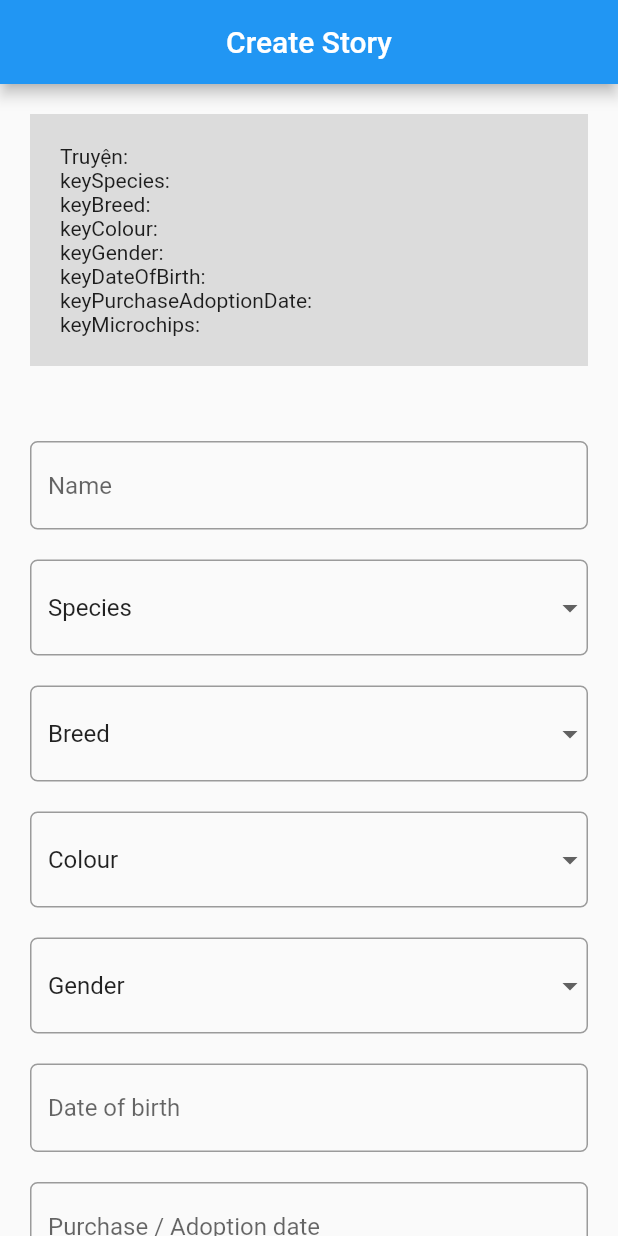
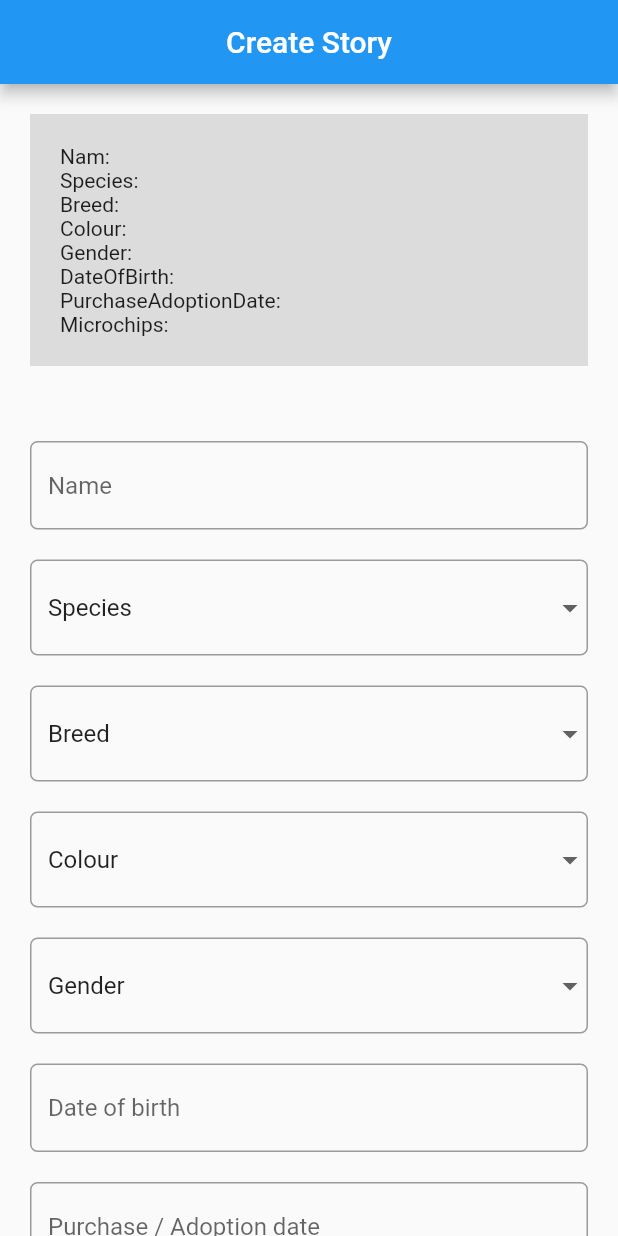
Before and after one commit to ducthuan1202/flutter-demo, a Flutter app: the screen it shows after launch, on a phone screen of 412 x 824 dp. Run offline on Flutter 3.47's test engine with Material 2 defaults, Android fonts, the phone set to English and light mode, and no system bars; our stand-ins replace flutter_dotenv, graphql_flutter; network calls fail.

Commit message:
update code

```diff
--- a/lib/main.dart
+++ b/lib/main.dart
@@ -1,7 +1,7 @@
 import 'package:flutter/material.dart';
 import 'package:graphql_flutter/graphql_flutter.dart';
 import 'package:untitled/constants.dart';
-import 'package:untitled/story/create.dart';
+import 'package:untitled/screens/story/create.dart';
 import 'package:untitled/utils/graphql.dart';
 import 'package:flutter_dotenv/flutter_dotenv.dart';
 
--- a/lib/story/create.dart
+++ b/lib/screens/story/create.dart
@@ -1,5 +1,5 @@
 import 'package:flutter/material.dart';
-import 'package:untitled/story/partials/form.dart';
+import 'package:untitled/screens/story/partials/form.dart';
 
 class StoryCreateScreen extends StatefulWidget {
   const StoryCreateScreen({Key? key}) : super(key: key);
--- a/lib/story/partials/form.dart
+++ b/lib/screens/story/partials/form.dart
@@ -1,5 +1,4 @@
 import 'package:flutter/material.dart';
-import 'package:graphql_flutter/graphql_flutter.dart';
 import 'package:untitled/constants.dart';
 import 'package:untitled/graphql/queries/countries.dart';
 import 'package:untitled/utils/form_helpers.dart';
@@ -29,8 +28,8 @@ class StoryForm extends StatefulWidget {
 
 class _StoryFormState extends State<StoryForm> {
   final _formKey = GlobalKey<FormState>();
-  final _hashtagInputController = TextEditingController();
-
+  final _microchipInputController = TextEditingController();
+  List<Map<String, String>> countriesData = [];
   String? formValidateStatus;
 
   Map<String, dynamic> formData = {
@@ -44,8 +43,6 @@ class _StoryFormState extends State<StoryForm> {
     'microchip': '',
     'microchips': <String> [],
   };
-
-  List<Map<String, String>> countriesData = [];
 
   void handleSubmitForm(){
     final msg = _formKey.currentState!.validate() ? 'ok' : 'fail';
@@ -66,18 +63,18 @@ class _StoryFormState extends State<StoryForm> {
       setState(() {
         formData['microchips'] = [...formData['microchips'], value];
         formData['microchip'] = '';
-        _hashtagInputController.clear();
+        _microchipInputController.clear();
       });
     }
   }
 
   void handleRemoveMicrochip(String item){
-    final data = formData['hashtags'] as List;
+    final data = formData['microchips'] as List;
     final index = data.indexWhere((element) => element == item);
     if(index >= 0){
       data.removeAt(index);
       setState(() {
-        formData['hashtags'] = data;
+        formData['microchips'] = data;
       });
     }
   }
@@ -98,6 +95,31 @@ class _StoryFormState extends State<StoryForm> {
     }
   }
 
+
+  void getDropdownDataFromNetwork() async{
+    final data = await Future.wait([
+      getCountriesFromNetwork(),
+    ]);
+
+  }
+
+  List<Widget> renderMicrochips(){
+
+    final data = formData['microchips'] as List;
+
+    return data.map((dynamic item){
+      return Container(
+        margin: EdgeInsets.all(5.0),
+        child: Chip(
+          label: Text(item),
+          onDeleted: () => handleRemoveMicrochip(item),
+          deleteButtonTooltipMessage: 'remove $item ?',
+        ),
+      );
+    }).toList();
+
+  }
+
   @override
   void initState() {
     // TODO: implement initState
@@ -109,7 +131,7 @@ class _StoryFormState extends State<StoryForm> {
   void dispose() {
     // TODO: implement dispose
     super.dispose();
-    _hashtagInputController.dispose();
+    _microchipInputController.dispose();
   }
 
   @override
@@ -125,19 +147,7 @@ class _StoryFormState extends State<StoryForm> {
     final keyMicrochip = 'microchip';
     final keyMicrochips = 'microchips';
 
-    List<Widget> microchipsWidget = [];
-    formData[keyMicrochips].forEach((item){
-      microchipsWidget.add(
-          Container(
-            margin: EdgeInsets.all(5.0),
-            child: Chip(
-              label: Text(item),
-              onDeleted: () => handleRemoveMicrochip(item),
-              deleteButtonTooltipMessage: 'remove $item ?',
-            ),
-          )
-      );
-    });
+    final microchipsWidget = renderMicrochips();
 
     return Container(
       padding: EdgeInsets.all(defaultPadding),
@@ -155,16 +165,16 @@ class _StoryFormState extends State<StoryForm> {
                 mainAxisAlignment: MainAxisAlignment.start,
                 crossAxisAlignment: CrossAxisAlignment.start,
                 children: [
-                  formValidateStatus!= null ? Text('Kiểm tra thông tin: ${formValidateStatus}') : Container(),
+                  formValidateStatus!= null ? Text('Kiểm tra thông tin: $formValidateStatus') : Container(),
 
-                  Text('Truyện: ${formData[keyName]}'),
-                  Text('keySpecies: ${formData[keySpecies]}'),
-                  Text('keyBreed: ${formData[keyBreed]}'),
-                  Text('keyColour: ${formData[keyColour]}'),
-                  Text('keyGender: ${formData[keyGender]}'),
-                  Text('keyDateOfBirth: ${formData[keyDateOfBirth]}'),
-                  Text('keyPurchaseAdoptionDate: ${formData[keyPurchaseAdoptionDate]}'),
-                  Text('keyMicrochips: ${(formData[keyMicrochips].join(', '))}'),
+                  Text('Nam: ${formData[keyName]}'),
+                  Text('Species: ${formData[keySpecies]}'),
+                  Text('Breed: ${formData[keyBreed]}'),
+                  Text('Colour: ${formData[keyColour]}'),
+                  Text('Gender: ${formData[keyGender]}'),
+                  Text('DateOfBirth: ${formData[keyDateOfBirth]}'),
+                  Text('PurchaseAdoptionDate: ${formData[keyPurchaseAdoptionDate]}'),
+                  Text('Microchips: ${(formData[keyMicrochips].join(', '))}'),
                 ],
               ),
             ),
@@ -301,12 +311,13 @@ class _StoryFormState extends State<StoryForm> {
 
             SizedBox(height: formElementSpace,),
 
+            // todo: microchips
             Row(
               children: [
 
                 Expanded(
                   child: TextInput(
-                      controller: _hashtagInputController,
+                      controller: _microchipInputController,
                       name: keyMicrochip,
                       initialValue: formData[keyMicrochip],
                       hintText: 'Microchip',
@@ -338,6 +349,7 @@ class _StoryFormState extends State<StoryForm> {
 
             SizedBox(height: formElementSpace,),
 
+            // todo: microchips list
             Container(
               width: double.infinity,
               child: Wrap(
```
